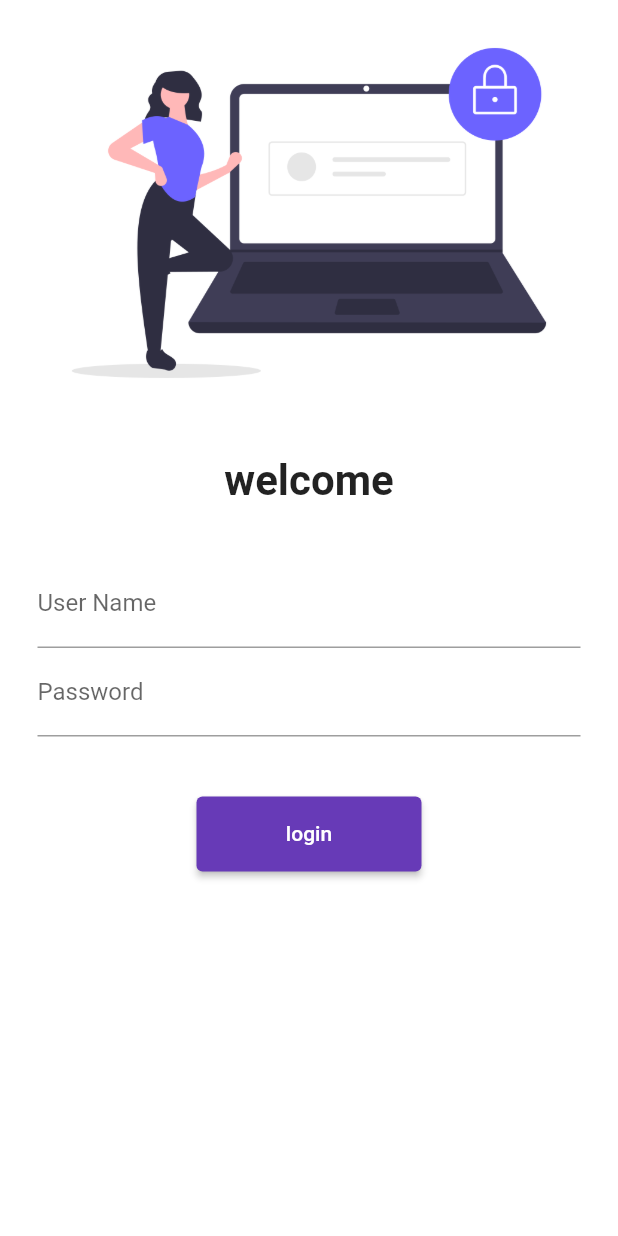
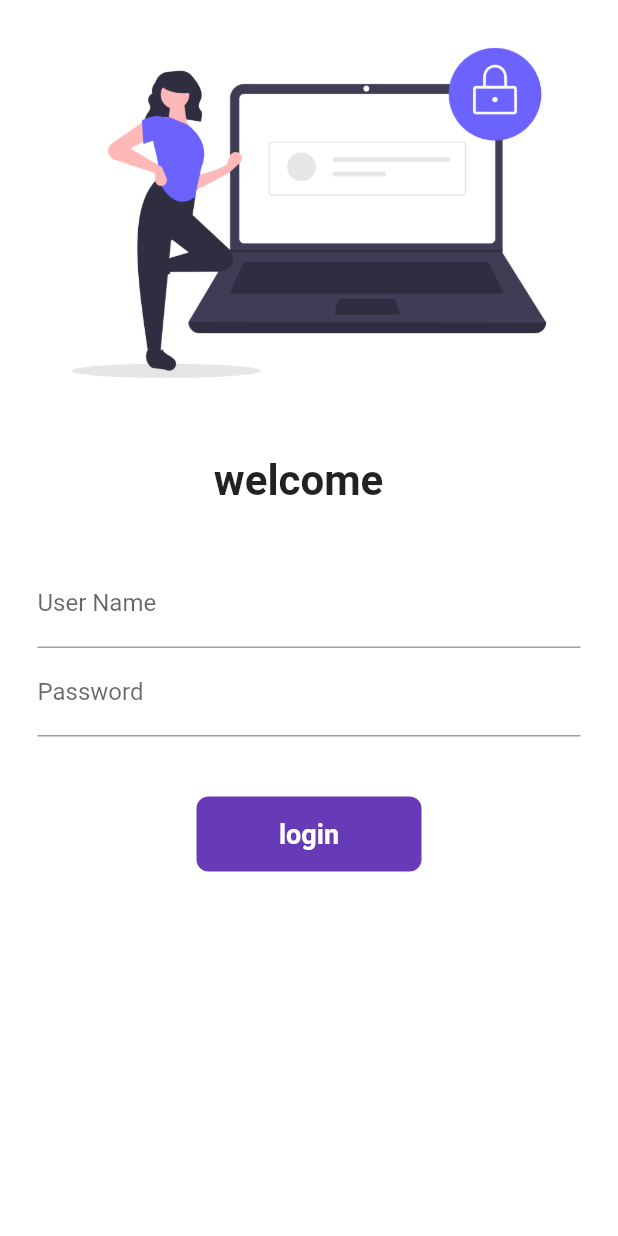
Before and after one commit to wasimhaider55/30DaysOfFlutter, a Flutter app: the screen it shows after launch, on a phone screen of 412 x 824 dp. Run offline on Flutter 3.47's test engine with Material 2 defaults, Android fonts, the phone set to English and light mode, and no system bars.

Commit message:
day 6 completed

```diff
--- a/lib/login_page.dart
+++ b/lib/login_page.dart
@@ -1,9 +1,16 @@
 import 'package:flutter/material.dart';
 import 'package:flutter_application_1/utils/routes.dart';
 
-class LoginPage extends StatelessWidget {
+class LoginPage extends StatefulWidget {
   const LoginPage({Key? key}) : super(key: key);
 
+  @override
+  State<LoginPage> createState() => _LoginPageState();
+}
+
+class _LoginPageState extends State<LoginPage> {
+  String name = "";
+  bool changeButton = false;
   @override
   Widget build(BuildContext context) {
     return Material(
@@ -19,7 +26,7 @@ class LoginPage extends StatelessWidget {
             height: 20.0,
           ),
           Text(
-            "welcome",
+            "welcome  $name",
             style: TextStyle(
               fontSize: 28,
               fontWeight: FontWeight.bold,
@@ -38,6 +45,10 @@ class LoginPage extends StatelessWidget {
                     hintText: "Enter user name ",
                     labelText: "User Name",
                   ),
+                  onChanged: (value) {
+                    name = value;
+                    setState(() {});
+                  },
                 ),
                 TextFormField(
                   obscureText: true,
@@ -46,16 +57,50 @@ class LoginPage extends StatelessWidget {
                     labelText: "Password",
                   ),
                 ),
-                SizedBox(
+                const SizedBox(
                   height: 40.0,
                 ),
-                ElevatedButton(
-                  child: Text('login'),
-                  style: TextButton.styleFrom(minimumSize: Size(150, 50)),
-                  onPressed: () {
+                InkWell(
+                  onTap: () async {
+                    setState(() {
+                      changeButton = true;
+                    });
+                    await Future.delayed(Duration(seconds: 1));
+
                     Navigator.pushNamed(context, MyRoutes.homeRoute);
                   },
-                )
+                  child: AnimatedContainer(
+                    duration: Duration(seconds: 1),
+                    height: 50,
+                    width: changeButton ? 50 : 150,
+                    alignment: Alignment.center,
+                    child: changeButton
+                        ? Icon(
+                            Icons.done,
+                            color: Colors.white,
+                          )
+                        : Text(
+                            "login",
+                            style: TextStyle(
+                              color: Colors.white,
+                              fontWeight: FontWeight.bold,
+                              fontSize: 18,
+                            ),
+                          ),
+                    decoration: BoxDecoration(
+                      color: Colors.deepPurple,
+                      borderRadius:
+                          BorderRadius.circular(changeButton ? 50 : 8),
+                    ),
+                  ),
+                ),
+                // ElevatedButton(
+                //   child: Text('login'),
+                //   style: TextButton.styleFrom(minimumSize: Size(150, 50)),
+                //   onPressed: () {
+                //     Navigator.pushNamed(context, MyRoutes.homeRoute);
+                //   },
+                // )
               ],
             ),
           )
```
